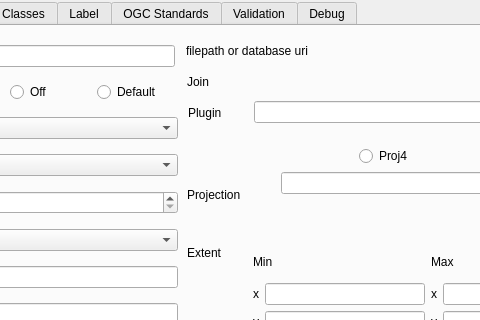
First picture: the form in layersettingsvector.ui, repository QMapfileEditor/QMapfileEditor, before the edit; both pictures show x 155 to 635 and y 0 to 320 of the 854 by 565 pixel window.
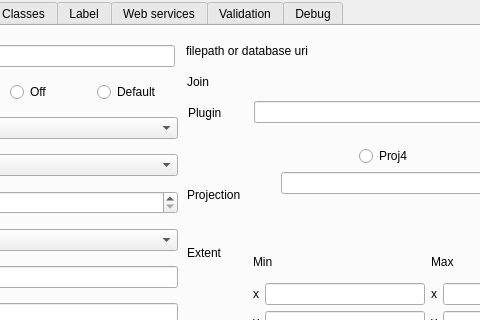
Second picture: the form after the edit. The open tabs and pages were chosen to show the change. Icons and pictures are not drawn.

Commit message: Change tab name from ogc standard to web services

What changed in the file:
```diff
--- a/layersettingsvector.ui
+++ b/layersettingsvector.ui
@@ -1750,7 +1750,7 @@
   </widget>
   <widget class="QWidget" name="metadataTab">
    <attribute name="title">
-    <string>OGC Standards</string>
+    <string>Web services</string>
    </attribute>
   </widget>
   <widget class="QWidget" name="tab_2">
```
Left out of the diff: 2 changed lines with no effect on the pictures. The commit also changes 1 other file.
